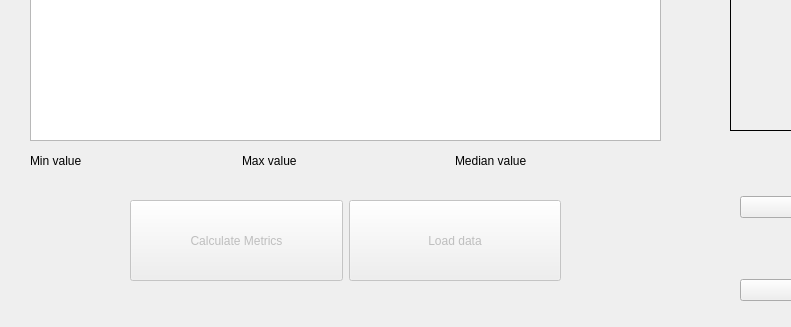
ArinaFedotova/OP.lab2, file mainwindow.ui: the form before one commit; both pictures show x 0 to 791 and y 330 to 657 of the 1135 by 657 pixel window.
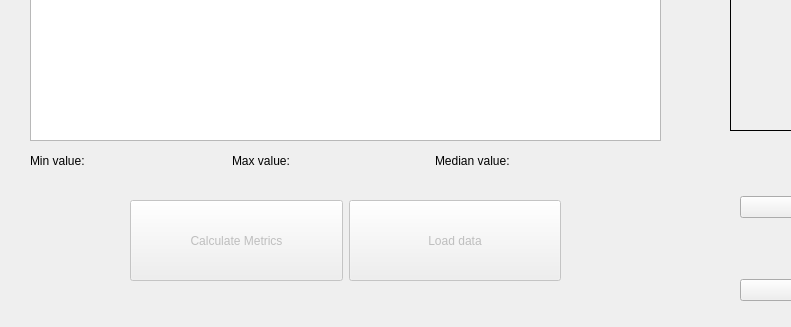
The form after the commit.

```diff
--- a/mainwindow.ui
+++ b/mainwindow.ui
@@ -118,24 +118,81 @@
      </rect>
     </property>
     <layout class="QHBoxLayout" name="horizontalLayout">
+     <item>
+      <widget class="QLabel" name="lbl_max_name">
+       <property name="sizePolicy">
+        <sizepolicy hsizetype="Fixed" vsizetype="Preferred">
+         <horstretch>0</horstretch>
+         <verstretch>0</verstretch>
+        </sizepolicy>
+       </property>
+       <property name="maximumSize">
+        <size>
+         <width>70</width>
+         <height>16777215</height>
+        </size>
+       </property>
+       <property name="text">
+        <string>Min value:</string>
+       </property>
+      </widget>
+     </item>
      <item>
       <widget class="QLabel" name="lbl_min">
        <property name="text">
-        <string>Min value</string>
+        <string/>
+       </property>
+      </widget>
+     </item>
+     <item>
+      <widget class="QLabel" name="lbl_min_name">
+       <property name="sizePolicy">
+        <sizepolicy hsizetype="Fixed" vsizetype="Preferred">
+         <horstretch>0</horstretch>
+         <verstretch>0</verstretch>
+        </sizepolicy>
+       </property>
+       <property name="maximumSize">
+        <size>
+         <width>70</width>
+         <height>16777215</height>
+        </size>
+       </property>
+       <property name="text">
+        <string>Max value:</string>
        </property>
       </widget>
      </item>
      <item>
       <widget class="QLabel" name="lbl_max">
        <property name="text">
-        <string>Max value</string>
+        <string/>
+       </property>
+      </widget>
+     </item>
+     <item>
+      <widget class="QLabel" name="lbl_med_name">
+       <property name="sizePolicy">
+        <sizepolicy hsizetype="Fixed" vsizetype="Preferred">
+         <horstretch>0</horstretch>
+         <verstretch>0</verstretch>
+        </sizepolicy>
+       </property>
+       <property name="maximumSize">
+        <size>
+         <width>100</width>
+         <height>16777215</height>
+        </size>
+       </property>
+       <property name="text">
+        <string>Median value:</string>
        </property>
       </widget>
      </item>
      <item>
       <widget class="QLabel" name="lbl_median">
        <property name="text">
-        <string>Median value</string>
+        <string/>
        </property>
       </widget>
      </item>
```
